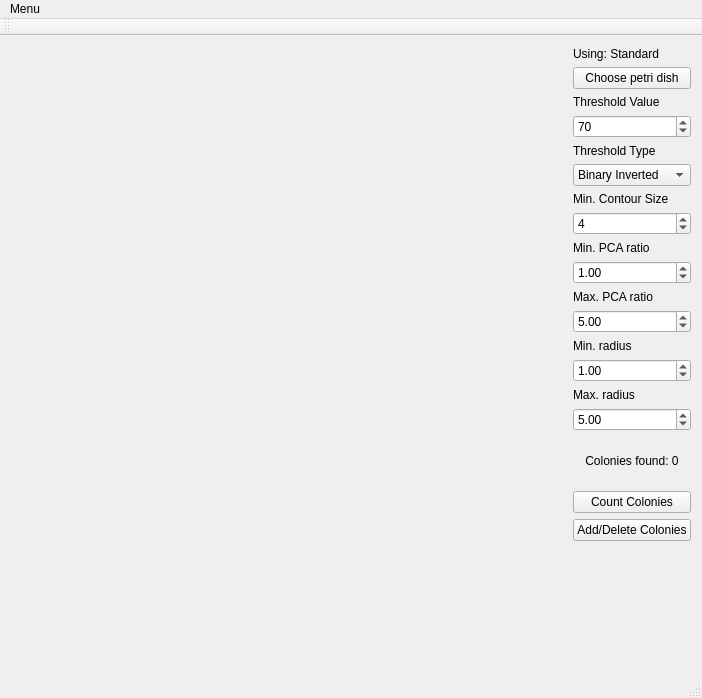
Qt form mainwindow.ui (ColonyCounter/ColonyCounter-GUI) before a commit.
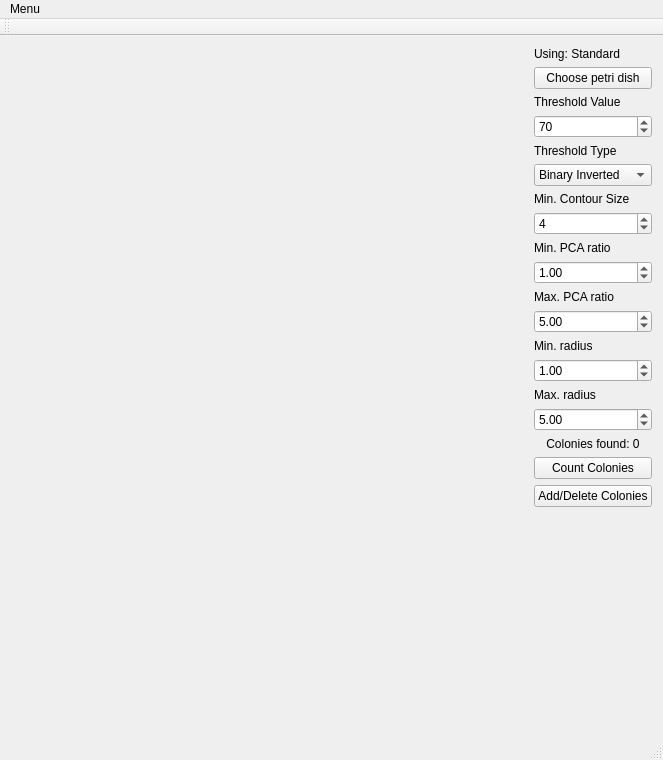
The same form after that commit.

```diff
--- a/mainwindow.ui
+++ b/mainwindow.ui
@@ -6,8 +6,8 @@
    <rect>
     <x>0</x>
     <y>0</y>
-    <width>702</width>
-    <height>698</height>
+    <width>663</width>
+    <height>760</height>
    </rect>
   </property>
   <property name="cursor">
@@ -17,8 +17,46 @@
    <string>ColonyCounter</string>
   </property>
   <widget class="QWidget" name="centralWidget">
-   <layout class="QGridLayout" name="gridLayout">
-    <item row="19" column="1">
+   <layout class="QGridLayout" name="gridLayout_3">
+    <item row="0" column="1">
+     <widget class="QLabel" name="moduleUsedLabel">
+      <property name="sizePolicy">
+       <sizepolicy hsizetype="Maximum" vsizetype="Preferred">
+        <horstretch>0</horstretch>
+        <verstretch>0</verstretch>
+       </sizepolicy>
+      </property>
+      <property name="text">
+       <string>Using: Standard</string>
+      </property>
+     </widget>
+    </item>
+    <item row="1" column="1">
+     <widget class="QPushButton" name="chooseCircleButton">
+      <property name="text">
+       <string>Choose petri dish</string>
+      </property>
+     </widget>
+    </item>
+    <item row="3" column="1">
+     <layout class="QGridLayout" name="gridLayout_2">
+      <item row="0" column="0">
+       <widget class="QLabel" name="countCellsLabel">
+        <property name="sizePolicy">
+         <sizepolicy hsizetype="Minimum" vsizetype="Preferred">
+          <horstretch>0</horstretch>
+          <verstretch>0</verstretch>
+         </sizepolicy>
+        </property>
+        <property name="text">
+         <string>Colonies found: 0</string>
+        </property>
+        <property name="alignment">
+         <set>Qt::AlignCenter</set>
+        </property>
+       </widget>
+      </item>
+      <item row="1" column="0">
      <widget class="QPushButton" name="countCellsButton">
       <property name="sizePolicy">
        <sizepolicy hsizetype="Minimum" vsizetype="Preferred">
@@ -31,8 +69,25 @@
       </property>
      </widget>
     </item>
+      <item row="2" column="0">
+       <widget class="QPushButton" name="add_deleteColoniesButton">
+        <property name="sizePolicy">
+         <sizepolicy hsizetype="Minimum" vsizetype="Preferred">
+          <horstretch>0</horstretch>
+          <verstretch>0</verstretch>
+         </sizepolicy>
+        </property>
+        <property name="text">
+         <string>Add/Delete Colonies</string>
+        </property>
+       </widget>
+      </item>
+     </layout>
+    </item>
     <item row="2" column="1">
-     <widget class="QLabel" name="thresholdValueLabel">
+     <layout class="QGridLayout" name="standardGrid">
+      <item row="4" column="0">
+       <widget class="QLabel" name="minContourSizeLabel">
       <property name="sizePolicy">
        <sizepolicy hsizetype="Minimum" vsizetype="Preferred">
         <horstretch>0</horstretch>
@@ -40,25 +95,12 @@
        </sizepolicy>
       </property>
       <property name="text">
-       <string>Threshold Value</string>
+         <string>Min. Contour Size</string>
       </property>
      </widget>
     </item>
-    <item row="10" column="1">
-     <widget class="QLabel" name="maxPcaRatioLabel">
-      <property name="sizePolicy">
-       <sizepolicy hsizetype="Minimum" vsizetype="Preferred">
-        <horstretch>0</horstretch>
-        <verstretch>0</verstretch>
-       </sizepolicy>
-      </property>
-      <property name="text">
-       <string>Max. PCA ratio</string>
-      </property>
-     </widget>
-    </item>
-    <item row="11" column="1">
-     <widget class="QDoubleSpinBox" name="maxPcaRatioSpin">
+      <item row="13" column="0">
+       <widget class="QDoubleSpinBox" name="maxRadiusSpin">
       <property name="sizePolicy">
        <sizepolicy hsizetype="Minimum" vsizetype="Preferred">
         <horstretch>0</horstretch>
@@ -76,20 +118,7 @@
       </property>
      </widget>
     </item>
-    <item row="22" column="1" rowspan="8">
-     <spacer name="verticalSpacer">
-      <property name="orientation">
-       <enum>Qt::Vertical</enum>
-      </property>
-      <property name="sizeHint" stdset="0">
-       <size>
-        <width>20</width>
-        <height>40</height>
-       </size>
-      </property>
-     </spacer>
-    </item>
-    <item row="14" column="1">
+      <item row="12" column="0">
      <widget class="QLabel" name="maxRadiusLabel">
       <property name="sizePolicy">
        <sizepolicy hsizetype="Minimum" vsizetype="Preferred">
@@ -102,8 +131,8 @@
       </property>
      </widget>
     </item>
-    <item row="15" column="1">
-     <widget class="QDoubleSpinBox" name="maxRadiusSpin">
+      <item row="1" column="0">
+       <widget class="QSpinBox" name="thresholdValueSpin">
       <property name="sizePolicy">
        <sizepolicy hsizetype="Minimum" vsizetype="Preferred">
         <horstretch>0</horstretch>
@@ -111,30 +140,14 @@
        </sizepolicy>
       </property>
       <property name="maximum">
-       <double>100.000000000000000</double>
-      </property>
-      <property name="singleStep">
-       <double>0.250000000000000</double>
+         <number>255</number>
       </property>
       <property name="value">
-       <double>5.000000000000000</double>
+         <number>70</number>
       </property>
      </widget>
     </item>
-    <item row="4" column="1">
-     <widget class="QLabel" name="thresholdTypeLabel">
-      <property name="sizePolicy">
-       <sizepolicy hsizetype="Minimum" vsizetype="Preferred">
-        <horstretch>0</horstretch>
-        <verstretch>0</verstretch>
-       </sizepolicy>
-      </property>
-      <property name="text">
-       <string>Threshold Type</string>
-      </property>
-     </widget>
-    </item>
-    <item row="8" column="1">
+      <item row="6" column="0">
      <widget class="QLabel" name="minPcaRatioLabel">
       <property name="sizePolicy">
        <sizepolicy hsizetype="Minimum" vsizetype="Preferred">
@@ -147,7 +160,68 @@
       </property>
      </widget>
     </item>
-    <item row="5" column="1">
+      <item row="10" column="0">
+       <widget class="QLabel" name="minRadiusLabel">
+        <property name="sizePolicy">
+         <sizepolicy hsizetype="Minimum" vsizetype="Preferred">
+          <horstretch>0</horstretch>
+          <verstretch>0</verstretch>
+         </sizepolicy>
+        </property>
+        <property name="text">
+         <string>Min. radius</string>
+        </property>
+       </widget>
+      </item>
+      <item row="9" column="0">
+       <widget class="QDoubleSpinBox" name="maxPcaRatioSpin">
+        <property name="sizePolicy">
+         <sizepolicy hsizetype="Minimum" vsizetype="Preferred">
+          <horstretch>0</horstretch>
+          <verstretch>0</verstretch>
+         </sizepolicy>
+        </property>
+        <property name="maximum">
+         <double>100.000000000000000</double>
+        </property>
+        <property name="singleStep">
+         <double>0.250000000000000</double>
+        </property>
+        <property name="value">
+         <double>5.000000000000000</double>
+        </property>
+       </widget>
+      </item>
+      <item row="2" column="0">
+       <widget class="QLabel" name="thresholdTypeLabel">
+        <property name="sizePolicy">
+         <sizepolicy hsizetype="Minimum" vsizetype="Preferred">
+          <horstretch>0</horstretch>
+          <verstretch>0</verstretch>
+         </sizepolicy>
+        </property>
+        <property name="text">
+         <string>Threshold Type</string>
+        </property>
+       </widget>
+      </item>
+      <item row="5" column="0">
+       <widget class="QSpinBox" name="minContourSizeSpin">
+        <property name="sizePolicy">
+         <sizepolicy hsizetype="Minimum" vsizetype="Preferred">
+          <horstretch>0</horstretch>
+          <verstretch>0</verstretch>
+         </sizepolicy>
+        </property>
+        <property name="maximum">
+         <number>20</number>
+        </property>
+        <property name="value">
+         <number>4</number>
+        </property>
+       </widget>
+      </item>
+      <item row="3" column="0">
      <widget class="QComboBox" name="thresholdTypeBox">
       <property name="sizePolicy">
        <sizepolicy hsizetype="Minimum" vsizetype="Preferred">
@@ -185,8 +259,21 @@
       </item>
      </widget>
     </item>
-    <item row="7" column="1">
-     <widget class="QSpinBox" name="minContourSizeSpin">
+      <item row="8" column="0">
+       <widget class="QLabel" name="maxPcaRatioLabel">
+        <property name="sizePolicy">
+         <sizepolicy hsizetype="Minimum" vsizetype="Preferred">
+          <horstretch>0</horstretch>
+          <verstretch>0</verstretch>
+         </sizepolicy>
+        </property>
+        <property name="text">
+         <string>Max. PCA ratio</string>
+        </property>
+       </widget>
+      </item>
+      <item row="7" column="0">
+       <widget class="QDoubleSpinBox" name="minPcaRatioSpin">
       <property name="sizePolicy">
        <sizepolicy hsizetype="Minimum" vsizetype="Preferred">
         <horstretch>0</horstretch>
@@ -194,14 +281,17 @@
        </sizepolicy>
       </property>
       <property name="maximum">
-       <number>20</number>
+         <double>10.000000000000000</double>
+        </property>
+        <property name="singleStep">
+         <double>0.250000000000000</double>
       </property>
       <property name="value">
-       <number>4</number>
+         <double>1.000000000000000</double>
       </property>
      </widget>
     </item>
-    <item row="13" column="1">
+      <item row="11" column="0">
      <widget class="QDoubleSpinBox" name="minRadiusSpin">
       <property name="sizePolicy">
        <sizepolicy hsizetype="Minimum" vsizetype="Preferred">
@@ -220,78 +310,22 @@
       </property>
      </widget>
     </item>
-    <item row="0" column="1">
-     <widget class="QLabel" name="moduleUsedLabel">
+      <item row="0" column="0">
+       <widget class="QLabel" name="thresholdValueLabel">
       <property name="sizePolicy">
-       <sizepolicy hsizetype="Maximum" vsizetype="Preferred">
-        <horstretch>0</horstretch>
-        <verstretch>0</verstretch>
-       </sizepolicy>
-      </property>
-      <property name="text">
-       <string>Using: Standard</string>
-      </property>
-     </widget>
-    </item>
-    <item row="12" column="1">
-     <widget class="QLabel" name="minRadiusLabel">
-      <property name="sizePolicy">
        <sizepolicy hsizetype="Minimum" vsizetype="Preferred">
         <horstretch>0</horstretch>
         <verstretch>0</verstretch>
        </sizepolicy>
       </property>
       <property name="text">
-       <string>Min. radius</string>
+         <string>Threshold Value</string>
       </property>
      </widget>
     </item>
-    <item row="3" column="1">
-     <widget class="QSpinBox" name="thresholdValueSpin">
-      <property name="sizePolicy">
-       <sizepolicy hsizetype="Minimum" vsizetype="Preferred">
-        <horstretch>0</horstretch>
-        <verstretch>0</verstretch>
-       </sizepolicy>
-      </property>
-      <property name="maximum">
-       <number>255</number>
-      </property>
-      <property name="value">
-       <number>70</number>
-      </property>
-     </widget>
+     </layout>
     </item>
-    <item row="17" column="1">
-     <widget class="QLabel" name="countCellsLabel">
-      <property name="sizePolicy">
-       <sizepolicy hsizetype="Minimum" vsizetype="Preferred">
-        <horstretch>0</horstretch>
-        <verstretch>0</verstretch>
-       </sizepolicy>
-      </property>
-      <property name="text">
-       <string>Colonies found: 0</string>
-      </property>
-      <property name="alignment">
-       <set>Qt::AlignCenter</set>
-      </property>
-     </widget>
-    </item>
-    <item row="6" column="1">
-     <widget class="QLabel" name="minContourSizeLabel">
-      <property name="sizePolicy">
-       <sizepolicy hsizetype="Minimum" vsizetype="Preferred">
-        <horstretch>0</horstretch>
-        <verstretch>0</verstretch>
-       </sizepolicy>
-      </property>
-      <property name="text">
-       <string>Min. Contour Size</string>
-      </property>
-     </widget>
-    </item>
-    <item row="0" column="0" rowspan="31">
+    <item row="0" column="0" rowspan="4">
      <widget class="QLabel" name="imgLabel">
       <property name="sizePolicy">
        <sizepolicy hsizetype="Minimum" vsizetype="Minimum">
@@ -304,44 +338,18 @@
       </property>
      </widget>
     </item>
-    <item row="1" column="1">
-     <widget class="QPushButton" name="chooseCircleButton">
-      <property name="text">
-       <string>Choose petri dish</string>
+    <item row="4" column="1">
+     <spacer name="verticalSpacer">
+      <property name="orientation">
+       <enum>Qt::Vertical</enum>
       </property>
-     </widget>
-    </item>
-    <item row="9" column="1">
-     <widget class="QDoubleSpinBox" name="minPcaRatioSpin">
-      <property name="sizePolicy">
-       <sizepolicy hsizetype="Minimum" vsizetype="Preferred">
-        <horstretch>0</horstretch>
-        <verstretch>0</verstretch>
-       </sizepolicy>
+      <property name="sizeHint" stdset="0">
+       <size>
+        <width>20</width>
+        <height>40</height>
+       </size>
       </property>
-      <property name="maximum">
-       <double>10.000000000000000</double>
-      </property>
-      <property name="singleStep">
-       <double>0.250000000000000</double>
-      </property>
-      <property name="value">
-       <double>1.000000000000000</double>
-      </property>
-     </widget>
-    </item>
-    <item row="20" column="1">
-     <widget class="QPushButton" name="add_deleteColoniesButton">
-      <property name="sizePolicy">
-       <sizepolicy hsizetype="Minimum" vsizetype="Preferred">
-        <horstretch>0</horstretch>
-        <verstretch>0</verstretch>
-       </sizepolicy>
-      </property>
-      <property name="text">
-       <string>Add/Delete Colonies</string>
-      </property>
-     </widget>
+     </spacer>
     </item>
    </layout>
    <zorder>countCellsButton</zorder>
@@ -370,7 +378,7 @@
     <rect>
      <x>0</x>
      <y>0</y>
-     <width>702</width>
+     <width>663</width>
      <height>26</height>
     </rect>
    </property>
```
Left out of the diff: 30 changed lines with no effect on the pictures. Lines whose indentation alone changed are shown as unchanged.
